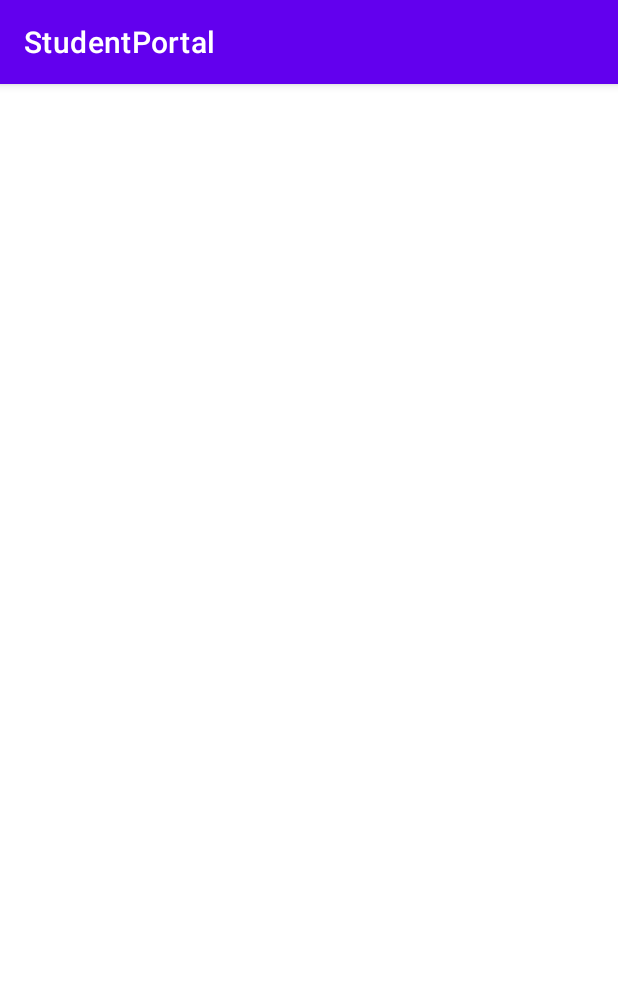
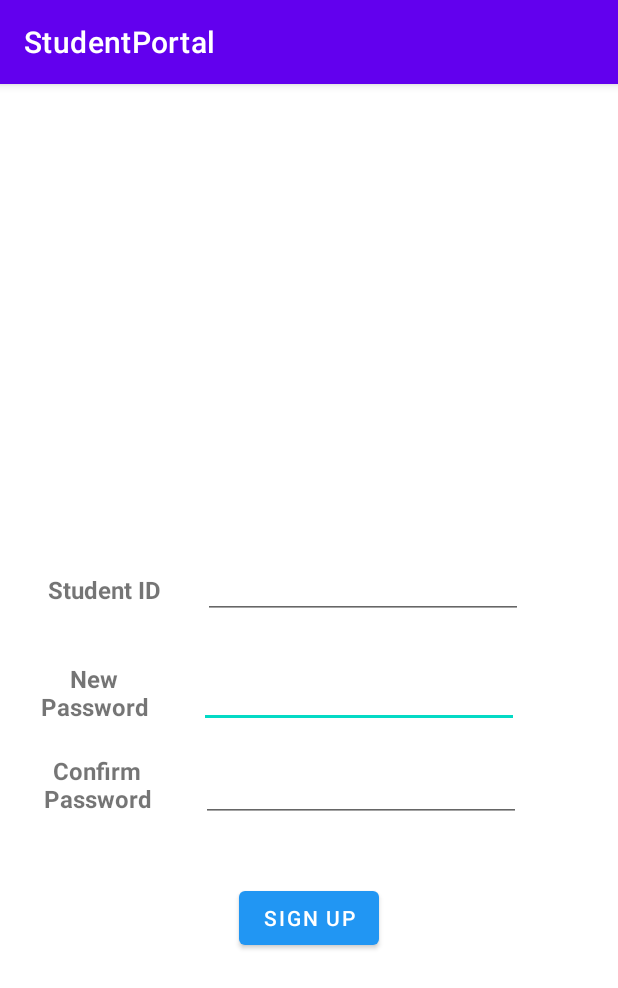
Before and after one commit to NSU-FA20-CSE299-2/Group04, an Android app: the SignUp screen opened directly, with no data from a screen before it, on a phone screen of 412 x 824 dp. Shown: the top 988 px of the screen. Run offline under Robolectric (Android 15) with nearby library versions, the phone set to English and light mode, and no system bars.

Commit message:
project-progress #15 MainActivity
Coding main activity, finished xmls upto homepage

```diff
--- a/Code/LoginFunction/app/build.gradle
+++ b/Code/LoginFunction/app/build.gradle
@@ -33,6 +33,7 @@ dependencies {
     implementation 'androidx.appcompat:appcompat:1.2.0'
     implementation 'com.google.android.material:material:1.2.1'
     implementation 'androidx.constraintlayout:constraintlayout:2.0.4'
+    implementation 'com.google.firebase:firebase-auth:19.3.1'
     testImplementation 'junit:junit:4.+'
     androidTestImplementation 'androidx.test.ext:junit:1.1.2'
     implementation platform('com.google.firebase:firebase-bom:26.2.0')
--- a/Code/LoginFunction/app/src/main/AndroidManifest.xml
+++ b/Code/LoginFunction/app/src/main/AndroidManifest.xml
@@ -9,7 +9,8 @@
         android:roundIcon="@mipmap/ic_launcher_round"
         android:supportsRtl="true"
         android:theme="@style/Theme.StudentPortal">
-        <activity android:name=".SignUp"></activity>
+        <activity android:name=".LandingPage"></activity>
+        <activity android:name=".SignUp" />
         <activity android:name=".MainActivity">
             <intent-filter>
                 <action android:name="android.intent.action.MAIN" />
--- a/Code/LoginFunction/app/src/main/res/layout/activity_sign_up.xml
+++ b/Code/LoginFunction/app/src/main/res/layout/activity_sign_up.xml
@@ -4,6 +4,120 @@
     xmlns:tools="http://schemas.android.com/tools"
     android:layout_width="match_parent"
     android:layout_height="match_parent"
-    tools:context=".SignUp">
+    tools:context=".MainActivity">
+
+    <TextView
+        android:id="@+id/new_password"
+        android:layout_width="96dp"
+        android:layout_height="42dp"
+        android:layout_marginStart="16dp"
+        android:layout_marginLeft="16dp"
+        android:layout_marginTop="30dp"
+        android:layout_marginEnd="22dp"
+        android:layout_marginRight="22dp"
+        android:layout_marginBottom="19dp"
+        android:gravity="center_horizontal|center_vertical"
+        android:text="New Password"
+        android:textSize="16sp"
+        android:textStyle="bold"
+        app:layout_constraintBottom_toTopOf="@+id/confirm_password"
+        app:layout_constraintEnd_toStartOf="@+id/password_box2"
+        app:layout_constraintStart_toStartOf="parent"
+        app:layout_constraintTop_toBottomOf="@+id/sid_text"
+        tools:ignore="MissingConstraints" />
+
+    <EditText
+        android:id="@+id/password_box2"
+        android:layout_width="wrap_content"
+        android:layout_height="wrap_content"
+        android:layout_marginEnd="68dp"
+        android:layout_marginRight="68dp"
+        android:ems="10"
+        android:importantForAutofill="no"
+        android:inputType="textPassword"
+        app:layout_constraintBottom_toTopOf="@+id/password_box"
+        app:layout_constraintEnd_toEndOf="parent"
+        app:layout_constraintHorizontal_bias="1.0"
+        app:layout_constraintStart_toEndOf="@+id/new_password"
+        app:layout_constraintTop_toBottomOf="@+id/student_id_box"
+        app:layout_constraintVertical_bias="0.619" />
+
+    <EditText
+        android:id="@+id/password_box"
+        android:layout_width="wrap_content"
+        android:layout_height="wrap_content"
+        android:layout_marginStart="16dp"
+        android:layout_marginLeft="16dp"
+        android:layout_marginBottom="276dp"
+        android:ems="10"
+        android:importantForAutofill="no"
+        android:inputType="textPassword"
+        app:layout_constraintBottom_toBottomOf="parent"
+        app:layout_constraintEnd_toEndOf="parent"
+        app:layout_constraintHorizontal_bias="0.118"
+        app:layout_constraintStart_toEndOf="@+id/confirm_password" />
+
+    <TextView
+        android:id="@+id/confirm_password"
+        android:layout_width="89dp"
+        android:layout_height="42dp"
+        android:layout_marginStart="20dp"
+        android:layout_marginLeft="20dp"
+        android:layout_marginBottom="280dp"
+        android:gravity="center_horizontal|center_vertical"
+        android:text="Confirm Password"
+        android:textSize="16sp"
+        android:textStyle="bold"
+        app:layout_constraintBottom_toBottomOf="parent"
+        app:layout_constraintStart_toStartOf="parent"
+        app:layout_constraintTop_toBottomOf="@+id/new_password"
+        app:layout_constraintVertical_bias="1.0"
+        tools:ignore="MissingConstraints" />
+
+    <EditText
+        android:id="@+id/student_id_box"
+        android:layout_width="wrap_content"
+        android:layout_height="wrap_content"
+        android:layout_marginEnd="64dp"
+        android:layout_marginRight="64dp"
+        android:ems="10"
+        android:inputType="number"
+        app:layout_constraintBottom_toTopOf="@+id/password_box"
+        app:layout_constraintEnd_toEndOf="parent"
+        app:layout_constraintHorizontal_bias="0.884"
+        app:layout_constraintStart_toEndOf="@+id/sid_text"
+        app:layout_constraintTop_toTopOf="parent"
+        app:layout_constraintVertical_bias="0.775" />
+
+    <TextView
+        android:id="@+id/sid_text"
+        android:layout_width="83dp"
+        android:layout_height="35dp"
+        android:layout_marginStart="28dp"
+        android:layout_marginLeft="28dp"
+        android:layout_marginEnd="24dp"
+        android:layout_marginRight="24dp"
+        android:gravity="center_horizontal|center_vertical"
+        android:text="@string/sid_text"
+        android:textSize="16sp"
+        android:textStyle="bold"
+        app:layout_constraintBottom_toTopOf="@+id/confirm_password"
+        app:layout_constraintEnd_toStartOf="@+id/student_id_box"
+        app:layout_constraintStart_toStartOf="parent"
+        app:layout_constraintTop_toTopOf="parent"
+        app:layout_constraintVertical_bias="0.781"
+        tools:ignore="MissingConstraints" />
+
+    <Button
+        android:id="@+id/sign_up"
+        android:layout_width="wrap_content"
+        android:layout_height="wrap_content"
+        android:text="Sign Up"
+        app:backgroundTint="#2196F3"
+        app:layout_constraintBottom_toBottomOf="parent"
+        app:layout_constraintEnd_toEndOf="parent"
+        app:layout_constraintStart_toStartOf="parent"
+        app:layout_constraintTop_toBottomOf="@+id/password_box"
+        app:layout_constraintVertical_bias="0.176" />
 
 </androidx.constraintlayout.widget.ConstraintLayout>
```
Also changed, not shown: Code/LoginFunction/app/src/main/java/com/mahfujshaan/cse486/studentportal/LandingPage.java (added, +14 -0 lines), Code/LoginFunction/app/src/main/java/com/mahfujshaan/cse486/studentportal/MainActivity.java (+15 -0 lines), Code/LoginFunction/app/src/main/res/layout/activity_landing_page.xml (added, +24 -0 lines), Code/LoginFunction/app/src/main/res/layout/activity_main.xml (+22 -15 lines).
